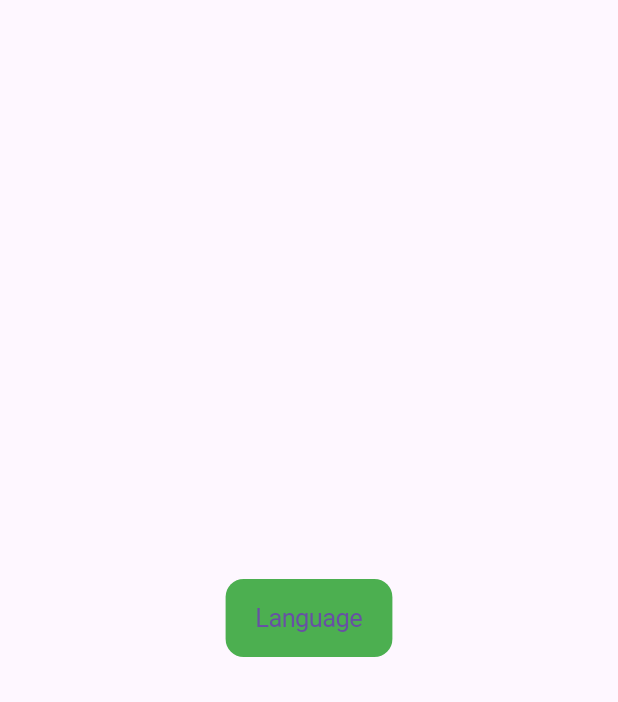
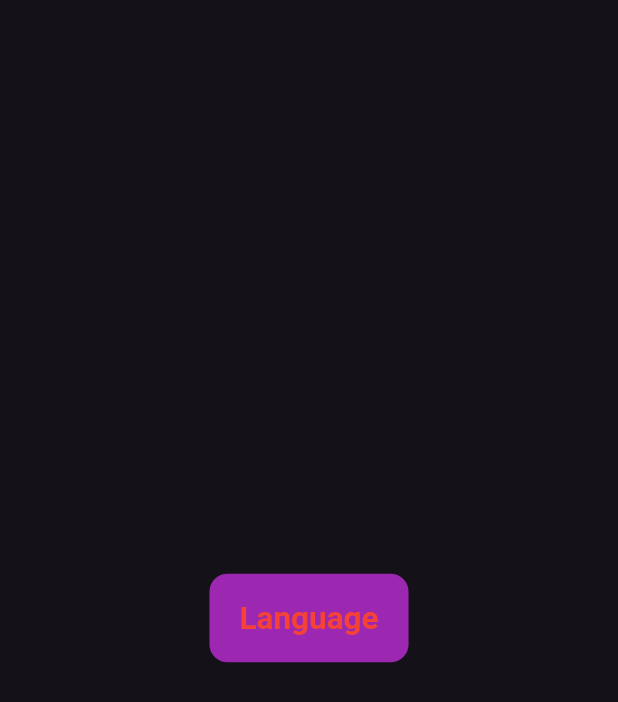
Before and after one commit to HamiiidAsgarian/flutter-showcase, a Flutter app: the screen it shows after launch, on a phone screen of 412 x 824 dp. Shown: the top 702 px of the screen. Run offline on Flutter 3.47's test engine with Material 3 defaults, Android fonts, the light colour scheme and no system bars.

Commit message:
Add basic theme

```diff
--- /dev/null
+++ b/lib/core/theme/text_theme.dart
@@ -0,0 +1,21 @@
+import 'package:flutter/material.dart';
+
+class AppTextTheme {
+  AppTextTheme._();
+
+  static TextTheme lightTextTheme = TextTheme(
+    titleLarge: const TextStyle().copyWith(
+      fontSize: 32,
+      fontWeight: FontWeight.bold,
+      color: Colors.black,
+    ),
+  );
+
+  static TextTheme darkTextTheme = TextTheme(
+    titleLarge: const TextStyle().copyWith(
+      fontSize: 21,
+      fontWeight: FontWeight.bold,
+      color: Colors.red,
+    ),
+  );
+}
--- /dev/null
+++ b/lib/core/theme/theme.dart
@@ -0,0 +1,22 @@
+import 'package:flutter/material.dart';
+import 'package:flutter_showcase/core/theme/text_theme.dart';
+
+class AppThemeData {
+  AppThemeData._();
+
+  static ThemeData lightThemeData = ThemeData(
+    useMaterial3: true,
+    //fontFamily: 'Popins',
+    brightness: Brightness.light,
+    primaryColor: Colors.amber,
+    textTheme: AppTextTheme.lightTextTheme,
+  );
+
+  static ThemeData darkThemeData = ThemeData(
+    useMaterial3: true,
+    //fontFamily: 'Popins',
+    brightness: Brightness.dark,
+    primaryColor: Colors.purple,
+    textTheme: AppTextTheme.darkTextTheme,
+  );
+}
--- a/lib/main.dart
+++ b/lib/main.dart
@@ -1,5 +1,6 @@
 import 'package:flutter/cupertino.dart';
 import 'package:flutter/material.dart';
+import 'package:flutter_showcase/core/theme/theme.dart';
 import 'package:flutter_showcase/l10n/arb/app_localizations.dart';
 import 'package:flutter_showcase/l10n/ln10.dart';
 
@@ -19,22 +20,29 @@ class _MainAppState extends State<MainApp> {
   @override
   Widget build(BuildContext context) {
     return MaterialApp(
+      themeMode: langIndex == 0 ? ThemeMode.dark : ThemeMode.light,
+      theme: AppThemeData.lightThemeData,
+      darkTheme: AppThemeData.darkThemeData,
       localizationsDelegates: AppLocalizations.localizationsDelegates,
       supportedLocales: AppLocalizations.supportedLocales,
-      locale: AppLocalizations
-          .supportedLocales[langIndex], // TODOshould change dynamically
+      locale: AppLocalizations.supportedLocales[langIndex],
       home: Scaffold(
         body: Center(
           child: Builder(
             builder: (cntxt) {
               return CupertinoButton(
-                color: Colors.green,
+                color: Theme.of(cntxt).primaryColor,
                 onPressed: () {
-                  setState(() {
-                    langIndex = (langIndex == 0 ? 1 : 0);
-                  });
+                  setState(
+                    () {
+                      langIndex = (langIndex == 0 ? 1 : 0);
+                    },
+                  );
                 },
-                child: Text(cntxt.l10n.language),
+                child: Text(
+                  cntxt.l10n.language,
+                  style: Theme.of(cntxt).textTheme.titleLarge,
+                ),
               );
             },
           ),
```
